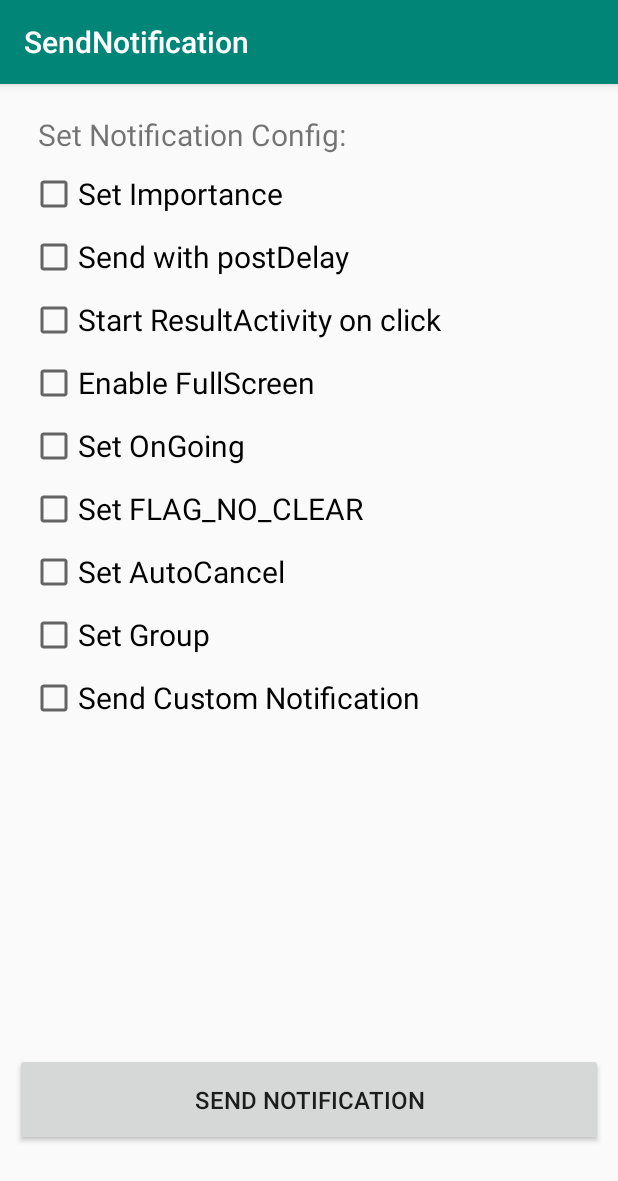
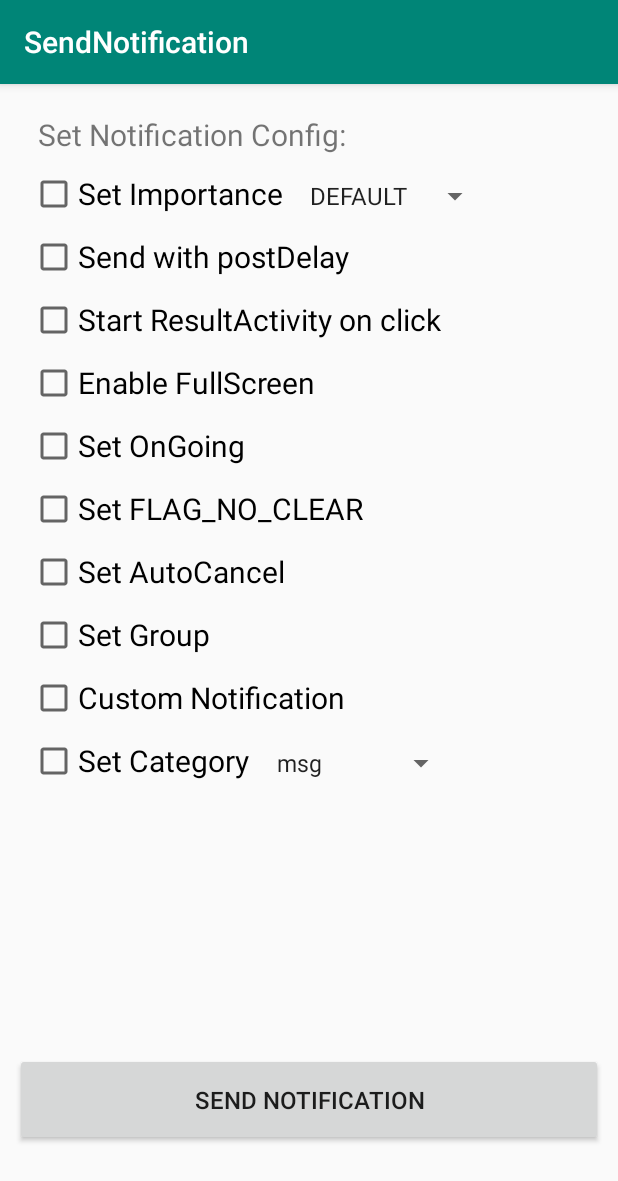
Before and after one commit to layonmartins/SendNotification, an Android app: the screen it shows after launch (MainActivity), on a phone screen of 412 x 824 dp. Shown: the top 1181 px of the screen. Run offline under Robolectric (Android 15) with nearby library versions, the phone set to English and light mode, and no system bars.

Commit message:
set the category of the notification

```diff
--- a/app/src/main/java/com/layon/android/sendnotification/MainActivity.java
+++ b/app/src/main/java/com/layon/android/sendnotification/MainActivity.java
@@ -41,6 +41,8 @@ public class MainActivity extends AppCompatActivity {
     CheckBox checkBox_importance;
     CheckBox checkBox_group;
     CheckBox checkBox_custom;
+    CheckBox checkBox_category;
+    Spinner spinner_category;
 
 
     @Override
@@ -61,6 +63,8 @@ public class MainActivity extends AppCompatActivity {
         checkBox_importance = (CheckBox) findViewById(R.id.checkBox_importance);
         checkBox_group = (CheckBox) findViewById(R.id.checkBox_group);
         checkBox_custom = (CheckBox) findViewById(R.id.checkBox_custom);
+        checkBox_category = (CheckBox) findViewById(R.id.checkBox_category);
+        spinner_category = (Spinner) findViewById(R.id.spinner_category);
 
         // set spinner_importance adapter
         ArrayAdapter<CharSequence> adapterImportance = ArrayAdapter.createFromResource(this,
@@ -75,6 +79,13 @@ public class MainActivity extends AppCompatActivity {
         adapterImportance.setDropDownViewResource(android.R.layout.simple_spinner_dropdown_item);
         spinner_seconds.setAdapter(adapterSeconds);
         spinner_seconds.setSelection(2);
+
+        // set spinner_category adapter
+        ArrayAdapter<CharSequence> adapterCategory = ArrayAdapter.createFromResource(this,
+                R.array.category_array, android.R.layout.simple_dropdown_item_1line);
+        adapterCategory.setDropDownViewResource(android.R.layout.simple_spinner_dropdown_item);
+        spinner_category.setAdapter(adapterCategory);
+        spinner_category.setSelection(1);
 
     }
 
@@ -113,6 +124,29 @@ public class MainActivity extends AppCompatActivity {
         }
     }
 
+    public String getCategory(CharSequence importance) {
+        switch (importance.toString()){
+            case "call":
+                return Notification.CATEGORY_CALL;
+            case "msg":
+                return Notification.CATEGORY_MESSAGE;
+            case "email":
+                return Notification.CATEGORY_EMAIL;
+            case "event":
+                return Notification.CATEGORY_EVENT;
+            case "alarm":
+                return Notification.CATEGORY_ALARM;
+            case "sys":
+                return Notification.CATEGORY_SYSTEM;
+            case "service":
+                return Notification.CATEGORY_SERVICE;
+            case "reminder":
+                return Notification.CATEGORY_REMINDER;
+            default:
+                return "notification";
+        }
+    }
+
     //TODO disable landscape mode
 
     //show the importance spinner
@@ -127,7 +161,6 @@ public class MainActivity extends AppCompatActivity {
 
     //show the seconds spinner
     public void onCheckBoxSecondsClicked(View v){
-
         if(checkBox_postDelayed.isChecked()){
             spinner_seconds.setVisibility(View.VISIBLE);
             textview_seconds.setVisibility(View.VISIBLE);
@@ -135,6 +168,15 @@ public class MainActivity extends AppCompatActivity {
         } else {
             spinner_seconds.setVisibility(View.GONE);
             textview_seconds.setVisibility(View.GONE);
+        }
+    }
+
+    //show the category spinner
+    public void onCheckBoxCategoryClicked(View v){
+        if(checkBox_category.isChecked()){
+            spinner_category.setVisibility(View.VISIBLE);
+        } else {
+            spinner_category.setVisibility(View.GONE);
         }
 
     }
@@ -152,6 +194,12 @@ public class MainActivity extends AppCompatActivity {
                 .setContentTitle("layonf notification test")
                 .setContentText(getString(R.string.notifi_text))
                 .setStyle(new NotificationCompat.BigTextStyle().bigText(getString(R.string.notifi_text)));
+
+        // set category
+        if(checkBox_category.isChecked()){
+            builder.setCategory(getCategory(spinner_category.getSelectedItem().toString()));
+        }
+
 
         if(checkBox_group.isChecked()) {
             //builder.setGroup(GROUP_KEY_WORK_EMAIL);
--- a/app/src/main/res/layout/activity_main.xml
+++ b/app/src/main/res/layout/activity_main.xml
@@ -41,8 +41,8 @@
         android:layout_width="wrap_content"
         android:layout_height="wrap_content"
         android:layout_marginStart="10dp"
-        android:visibility="gone"
-        app:layout_constraintEnd_toEndOf="@id/textview_seconds"
+        android:visibility="visible"
+        app:layout_constraintEnd_toEndOf="parent"
         app:layout_constraintHorizontal_bias="0.0"
         app:layout_constraintStart_toEndOf="@+id/checkBox_importance"
         app:layout_constraintBaseline_toBaselineOf="@id/checkBox_importance"/>
@@ -71,9 +71,11 @@
 
     <TextView
         android:id="@+id/textview_seconds"
-        android:layout_width="wrap_content"
+        android:layout_width="0dp"
         android:layout_height="wrap_content"
         android:text="sec"
+        android:maxLines="1"
+        android:ellipsize="end"
         android:visibility="gone"
         android:textSize="@dimen/config_text"
         app:layout_constraintEnd_toEndOf="parent"
@@ -154,11 +156,36 @@
         android:layout_width="wrap_content"
         android:layout_height="wrap_content"
         android:textSize="@dimen/config_text"
-        android:text="Send Custom Notification"
+        android:text="Custom Notification"
         android:layout_marginTop="@dimen/margin_checkboxs"
         app:layout_constraintStart_toStartOf="@id/checkBox_StartActivity"
         app:layout_constraintTop_toBottomOf="@id/checkBox_group">
     </CheckBox>
+
+    <CheckBox
+        android:id="@+id/checkBox_category"
+        android:layout_width="wrap_content"
+        android:layout_height="wrap_content"
+        android:textSize="@dimen/config_text"
+        android:text="Set Category"
+        android:onClick="onCheckBoxCategoryClicked"
+        android:layout_marginTop="@dimen/margin_checkboxs"
+        app:layout_constraintStart_toStartOf="@id/checkBox_StartActivity"
+        app:layout_constraintTop_toBottomOf="@id/checkBox_custom">
+    </CheckBox>
+
+    <Spinner
+        android:id="@+id/spinner_category"
+        android:layout_width="wrap_content"
+        android:layout_height="wrap_content"
+        android:layout_marginStart="10dp"
+        android:visibility="visible"
+        app:layout_constraintBaseline_toBaselineOf="@id/checkBox_category"
+        app:layout_constraintHorizontal_bias="0.0"
+        app:layout_constraintStart_toEndOf="@+id/checkBox_category"
+        app:layout_constraintEnd_toEndOf="parent">
+
+    </Spinner>
 
     <Button
         android:layout_width="match_parent"
--- a/app/src/main/res/values/strings.xml
+++ b/app/src/main/res/values/strings.xml
@@ -19,4 +19,14 @@
     </string-array>
     <string name="toast">The notification will be post in </string>
     <string name="custom_notifi">If you need a custom layout, you can apply NotificationCompat.DecoratedCustomViewStyle to your notification. This API allows you to provide a custom layout for the content area normally occupied by the title and text content, while still using system decorations for the notification icon, timestamp, sub-text, and action buttons.</string>
+    <string-array name="category_array">
+        <item>call</item>
+        <item>msg</item>
+        <item>email</item>
+        <item>event</item>
+        <item>alarm</item>
+        <item>sys</item>
+        <item>service</item>
+        <item>reminder</item>
+    </string-array>
 </resources>
```
